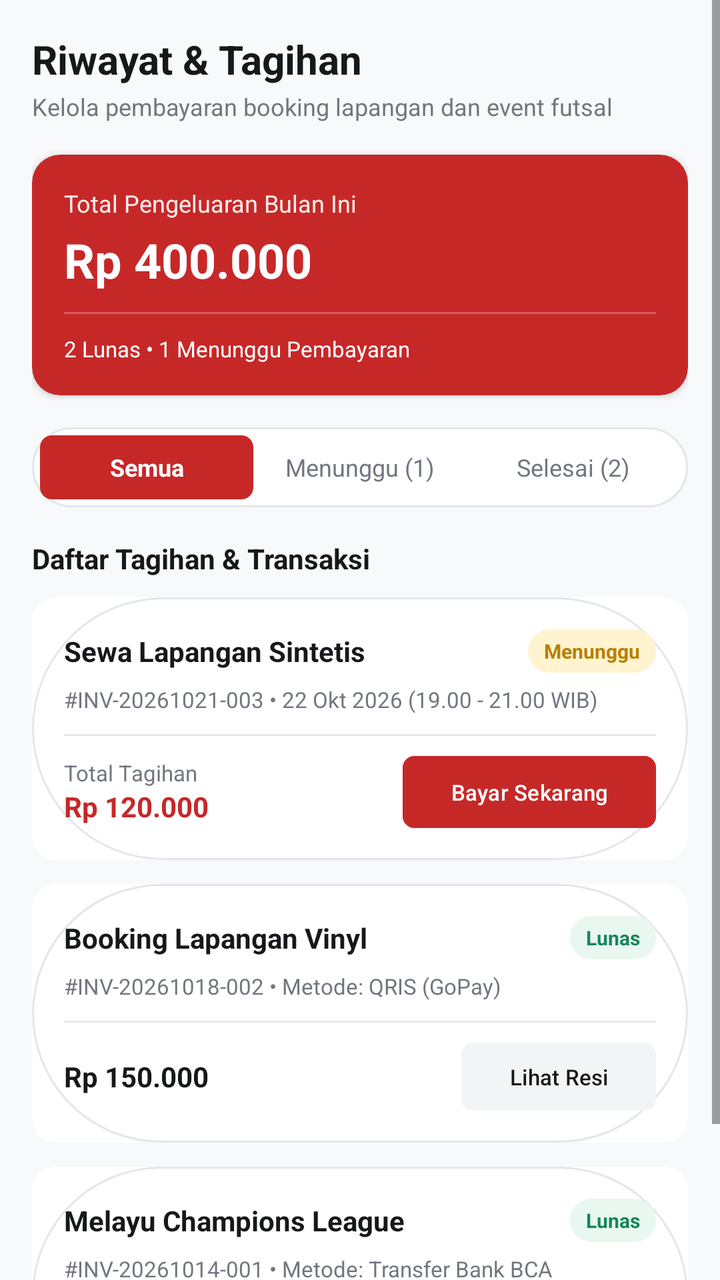
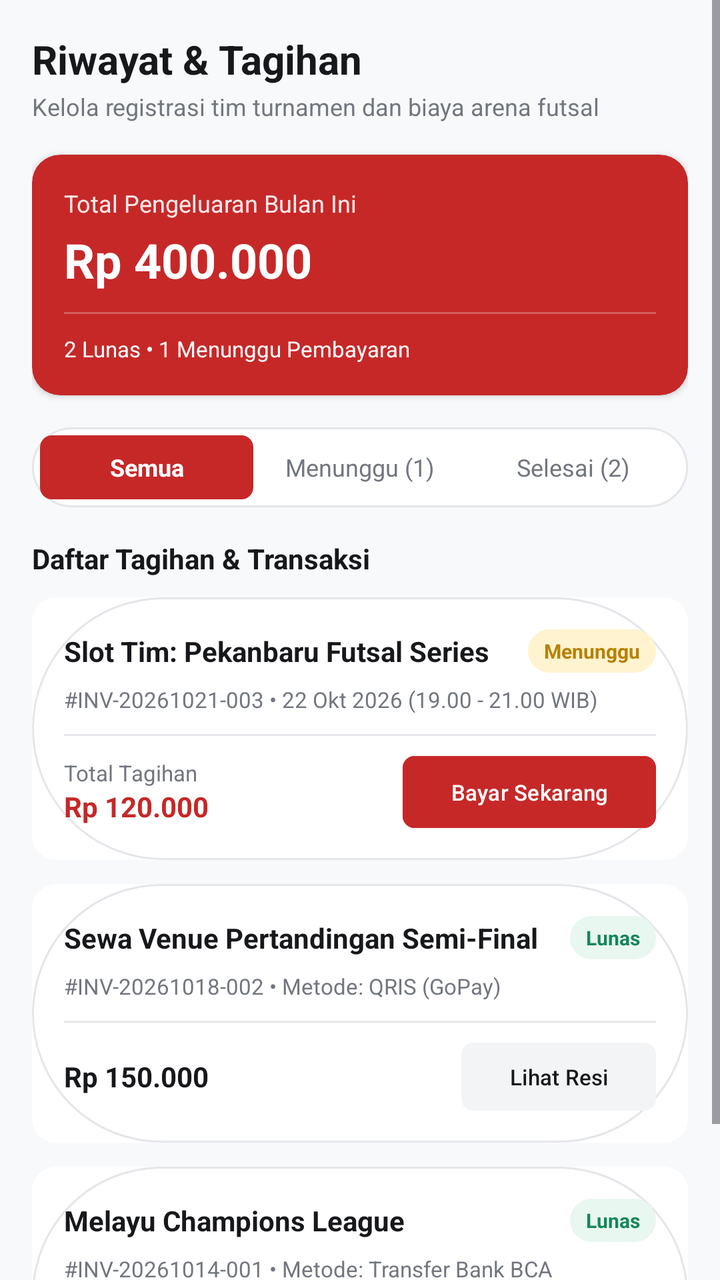

Two renders of the same Android screen: before a commit and after it. Below are the layout's source before the change and the commit's diff.
<!-- AndroidManifest.xml: application theme Theme.Afnmomogi -->
<!-- res/layout/fragment_pembayaran.xml -->
<?xml version="1.0" encoding="utf-8"?>
<FrameLayout xmlns:android="http://schemas.android.com/apk/res/android"
    xmlns:app="http://schemas.android.com/apk/res-auto"
    xmlns:tools="http://schemas.android.com/tools"
    android:layout_width="match_parent"
    android:layout_height="match_parent"
    android:background="#F8F9FA"
    tools:context=".PembayaranFragment">

    <ScrollView
        android:layout_width="match_parent"
        android:layout_height="match_parent">

        <LinearLayout
            android:layout_width="match_parent"
            android:layout_height="wrap_content"
            android:orientation="vertical"
            android:padding="16dp">

            
            <TextView
                android:layout_width="wrap_content"
                android:layout_height="wrap_content"
                android:text="Riwayat &amp; Tagihan"
                android:textSize="20sp"
                android:textStyle="bold"
                android:textColor="#17181B" />

            <TextView
                android:layout_width="wrap_content"
                android:layout_height="wrap_content"
                android:text="Kelola pembayaran booking lapangan dan event futsal"
                android:textSize="12sp"
                android:textColor="#72767F"
                android:layout_marginTop="2dp" />

            
            <androidx.cardview.widget.CardView
                android:layout_width="match_parent"
                android:layout_height="wrap_content"
                android:layout_marginTop="16dp"
                app:cardCornerRadius="14dp"
                app:cardElevation="2dp"
                app:cardBackgroundColor="#C62828">

                <LinearLayout
                    android:layout_width="match_parent"
                    android:layout_height="wrap_content"
                    android:orientation="vertical"
                    android:padding="16dp">

                    <TextView
                        android:layout_width="wrap_content"
                        android:layout_height="wrap_content"
                        android:text="Total Pengeluaran Bulan Ini"
                        android:textColor="#FFEAEA"
                        android:textSize="12sp" />

                    <TextView
                        android:id="@+id/tvTotalBayar"
                        android:layout_width="wrap_content"
                        android:layout_height="wrap_content"
                        android:text="Rp 400.000"
                        android:textColor="#FFFFFF"
                        android:textSize="24sp"
                        android:textStyle="bold"
                        android:layout_marginTop="4dp" />

                    <View
                        android:layout_width="match_parent"
                        android:layout_height="1dp"
                        android:background="#40FFFFFF"
                        android:layout_marginVertical="10dp" />

                    <TextView
                        android:layout_width="wrap_content"
                        android:layout_height="wrap_content"
                        android:text="2 Lunas • 1 Menunggu Pembayaran"
                        android:textColor="#FFFFFF"
                        android:textSize="11sp" />
                </LinearLayout>
            </androidx.cardview.widget.CardView>

            
            <LinearLayout
                android:layout_width="match_parent"
                android:layout_height="wrap_content"
                android:orientation="horizontal"
                android:background="@drawable/rounded_border"
                android:padding="4dp"
                android:layout_marginTop="16dp">

                <TextView
                    android:layout_width="0dp"
                    android:layout_weight="1"
                    android:layout_height="32dp"
                    android:text="Semua"
                    android:gravity="center"
                    android:background="@drawable/red_tab_bg"
                    android:textColor="#FFFFFF"
                    android:textSize="12sp"
                    android:textStyle="bold" />

                <TextView
                    android:layout_width="0dp"
                    android:layout_weight="1"
                    android:layout_height="32dp"
                    android:text="Menunggu (1)"
                    android:gravity="center"
                    android:textColor="#72767F"
                    android:textSize="12sp" />

                <TextView
                    android:layout_width="0dp"
                    android:layout_weight="1"
                    android:layout_height="32dp"
                    android:text="Selesai (2)"
                    android:gravity="center"
                    android:textColor="#72767F"
                    android:textSize="12sp" />
            </LinearLayout>

            <TextView
                android:layout_width="wrap_content"
                android:layout_height="wrap_content"
                android:text="Daftar Tagihan &amp; Transaksi"
                android:textSize="14sp"
                android:textStyle="bold"
                android:textColor="#17181B"
                android:layout_marginTop="16dp" />

            
            <androidx.cardview.widget.CardView
                android:layout_width="match_parent"
                android:layout_height="wrap_content"
                android:layout_marginTop="10dp"
                app:cardCornerRadius="12dp"
                app:cardElevation="0dp">

                <LinearLayout
                    android:layout_width="match_parent"
                    android:layout_height="wrap_content"
                    android:orientation="vertical"
                    android:background="@drawable/rounded_border"
                    android:padding="16dp">

                    <LinearLayout
                        android:layout_width="match_parent"
                        android:layout_height="wrap_content"
                        android:orientation="horizontal"
                        android:gravity="center_vertical">

                        <TextView
                            android:layout_width="0dp"
                            android:layout_weight="1"
                            android:layout_height="wrap_content"
                            android:text="Sewa Lapangan Sintetis"
                            android:textColor="#17181B"
                            android:textStyle="bold"
                            android:textSize="14sp" />

                        <TextView
                            android:layout_width="wrap_content"
                            android:layout_height="wrap_content"
                            android:text="Menunggu"
                            android:background="@drawable/status_chip_bg"
                            android:textColor="#B78103"
                            android:paddingHorizontal="8dp"
                            android:paddingVertical="4dp"
                            android:textSize="10sp"
                            android:textStyle="bold" />
                    </LinearLayout>

                    <TextView
                        android:layout_width="wrap_content"
                        android:layout_height="wrap_content"
                        android:text="#INV-20261021-003 • 22 Okt 2026 (19.00 - 21.00 WIB)"
                        android:textSize="11sp"
                        android:textColor="#72767F"
                        android:layout_marginTop="6dp" />

                    <View
                        android:layout_width="match_parent"
                        android:layout_height="1dp"
                        android:background="#E5E7EB"
                        android:layout_marginVertical="10dp" />

                    <LinearLayout
                        android:layout_width="match_parent"
                        android:layout_height="wrap_content"
                        android:orientation="horizontal"
                        android:gravity="center_vertical">

                        <LinearLayout
                            android:layout_width="0dp"
                            android:layout_weight="1"
                            android:layout_height="wrap_content"
                            android:orientation="vertical">

                            <TextView
                                android:layout_width="wrap_content"
                                android:layout_height="wrap_content"
                                android:text="Total Tagihan"
                                android:textSize="11sp"
                                android:textColor="#72767F" />

                            <TextView
                                android:layout_width="wrap_content"
                                android:layout_height="wrap_content"
                                android:text="Rp 120.000"
                                android:textSize="14sp"
                                android:textColor="#C62828"
                                android:textStyle="bold" />
                        </LinearLayout>

                        <Button
                            android:id="@+id/btnBayarSekarang"
                            android:layout_width="wrap_content"
                            android:layout_height="36dp"
                            android:text="Bayar Sekarang"
                            android:textSize="11sp"
                            android:backgroundTint="#C62828"
                            android:textColor="#FFFFFF"
                            app:cornerRadius="6dp"
                            android:insetTop="0dp"
                            android:insetBottom="0dp" />
                    </LinearLayout>
                </LinearLayout>
            </androidx.cardview.widget.CardView>

            
            <androidx.cardview.widget.CardView
                android:layout_width="match_parent"
                android:layout_height="wrap_content"
                android:layout_marginTop="12dp"
                app:cardCornerRadius="12dp"
                app:cardElevation="0dp">

                <LinearLayout
                    android:layout_width="match_parent"
                    android:layout_height="wrap_content"
                    android:orientation="vertical"
                    android:background="@drawable/rounded_border"
                    android:padding="16dp">

                    <LinearLayout
                        android:layout_width="match_parent"
                        android:layout_height="wrap_content"
                        android:orientation="horizontal"
                        android:gravity="center_vertical">

                        <TextView
                            android:layout_width="0dp"
                            android:layout_weight="1"
                            android:layout_height="wrap_content"
                            android:text="Booking Lapangan Vinyl"
                            android:textColor="#17181B"
                            android:textStyle="bold"
                            android:textSize="14sp" />

                        <TextView
                            android:layout_width="wrap_content"
                            android:layout_height="wrap_content"
                            android:text="Lunas"
                            android:background="@drawable/green_chip_bg"
                            android:textColor="#16865A"
                            android:paddingHorizontal="8dp"
                            android:paddingVertical="4dp"
                            android:textSize="10sp"
                            android:textStyle="bold" />
                    </LinearLayout>

                    <TextView
                        android:layout_width="wrap_content"
                        android:layout_height="wrap_content"
                        android:text="#INV-20261018-002 • Metode: QRIS (GoPay)"
                        android:textSize="11sp"
                        android:textColor="#72767F"
                        android:layout_marginTop="6dp" />

                    <View
                        android:layout_width="match_parent"
                        android:layout_height="1dp"
                        android:background="#E5E7EB"
                        android:layout_marginVertical="10dp" />

                    <LinearLayout
                        android:layout_width="match_parent"
                        android:layout_height="wrap_content"
                        android:orientation="horizontal"
                        android:gravity="center_vertical">

                        <TextView
                            android:layout_width="0dp"
                            android:layout_weight="1"
                            android:layout_height="wrap_content"
                            android:text="Rp 150.000"
                            android:textSize="14sp"
                            android:textColor="#17181B"
                            android:textStyle="bold" />

                        <Button
                            android:id="@+id/btnBukti1"
                            android:layout_width="wrap_content"
                            android:layout_height="34dp"
                            android:text="Lihat Resi"
                            android:textSize="11sp"
                            android:backgroundTint="#F3F4F6"
                            android:textColor="#17181B"
                            app:cornerRadius="6dp"
                            android:insetTop="0dp"
                            android:insetBottom="0dp" />
                    </LinearLayout>
                </LinearLayout>
            </androidx.cardview.widget.CardView>

            
            <androidx.cardview.widget.CardView
                android:layout_width="match_parent"
                android:layout_height="wrap_content"
                android:layout_marginTop="12dp"
                app:cardCornerRadius="12dp"
                app:cardElevation="0dp">

                <LinearLayout
                    android:layout_width="match_parent"
                    android:layout_height="wrap_content"
                    android:orientation="vertical"
                    android:background="@drawable/rounded_border"
                    android:padding="16dp">

                    <LinearLayout
                        android:layout_width="match_parent"
                        android:layout_height="wrap_content"
                        android:orientation="horizontal"
                        android:gravity="center_vertical">

                        <TextView
                            android:layout_width="0dp"
                            android:layout_weight="1"
                            android:layout_height="wrap_content"
                            android:text="Melayu Champions League"
                            android:textColor="#17181B"
                            android:textStyle="bold"
                            android:textSize="14sp" />

                        <TextView
                            android:layout_width="wrap_content"
                            android:layout_height="wrap_content"
                            android:text="Lunas"
                            android:background="@drawable/green_chip_bg"
                            android:textColor="#16865A"
                            android:paddingHorizontal="8dp"
                            android:paddingVertical="4dp"
                            android:textSize="10sp"
                            android:textStyle="bold" />
                    </LinearLayout>

                    <TextView
                        android:layout_width="wrap_content"
                        android:layout_height="wrap_content"
                        android:text="#INV-20261014-001 • Metode: Transfer Bank BCA"
                        android:textSize="11sp"
                        android:textColor="#72767F"
                        android:layout_marginTop="6dp" />

                    <View
                        android:layout_width="match_parent"
                        android:layout_height="1dp"
                        android:background="#E5E7EB"
                        android:layout_marginVertical="10dp" />

                    <LinearLayout
                        android:layout_width="match_parent"
                        android:layout_height="wrap_content"
                        android:orientation="horizontal"
                        android:gravity="center_vertical">

                        <TextView
                            android:layout_width="0dp"
                            android:layout_weight="1"
                            android:layout_height="wrap_content"
                            android:text="Rp 250.000"
                            android:textSize="14sp"
                            android:textColor="#17181B"
                            android:textStyle="bold" />

                        <Button
                            android:id="@+id/btnBukti2"
                            android:layout_width="wrap_content"
                            android:layout_height="34dp"
                            android:text="Lihat Resi"
                            android:textSize="11sp"
                            android:backgroundTint="#F3F4F6"
                            android:textColor="#17181B"
                            app:cornerRadius="6dp"
                            android:insetTop="0dp"
                            android:insetBottom="0dp" />
                    </LinearLayout>
                </LinearLayout>
            </androidx.cardview.widget.CardView>

        </LinearLayout>
    </ScrollView>

</FrameLayout>
<!-- resources referenced by this layout -->
<resources>
  <!-- drawable green_chip_bg (drawable) -->
  <shape xmlns:android="http://schemas.android.com/apk/res/android">
      <corners android:radius="999dp" />
      <solid android:color="#E8F7F0" />
  </shape>
  <!-- drawable red_tab_bg (drawable) -->
  <shape xmlns:android="http://schemas.android.com/apk/res/android">
      <corners android:radius="6dp" />
      <solid android:color="#C62828" />
  </shape>
  <!-- drawable rounded_border (drawable) -->
  <shape xmlns:android="http://schemas.android.com/apk/res/android">
      <stroke android:width="1dp" android:color="#E4E6EA" />
      <corners android:radius="999dp" />
      <solid android:color="#FFFFFF" />
  </shape>
  <!-- drawable status_chip_bg (drawable) -->
  <shape xmlns:android="http://schemas.android.com/apk/res/android">
      <corners android:radius="999dp" />
      <solid android:color="#FFF3D0" />
  </shape>
  <style name="Theme.Afnmomogi" parent="Base.Theme.Afnmomogi" />
  <style name="Base.Theme.Afnmomogi" parent="Theme.Material3.DayNight.NoActionBar">
          
          
      </style>
</resources>

<!-- the commit's change to res/layout/fragment_pembayaran.xml (unified diff, before → after) -->
@@ -29,7 +29,7 @@
             <TextView
                 android:layout_width="wrap_content"
                 android:layout_height="wrap_content"
-                android:text="Kelola pembayaran booking lapangan dan event futsal"
+                android:text="Kelola registrasi tim turnamen dan biaya arena futsal"
                 android:textSize="12sp"
                 android:textColor="#72767F"
                 android:layout_marginTop="2dp" />
@@ -154,7 +154,7 @@
                             android:layout_width="0dp"
                             android:layout_weight="1"
                             android:layout_height="wrap_content"
-                            android:text="Sewa Lapangan Sintetis"
+                            android:text="Slot Tim: Pekanbaru Futsal Series"
                             android:textColor="#17181B"
                             android:textStyle="bold"
                             android:textSize="14sp" />
@@ -253,7 +253,7 @@
                             android:layout_width="0dp"
                             android:layout_weight="1"
                             android:layout_height="wrap_content"
-                            android:text="Booking Lapangan Vinyl"
+                            android:text="Sewa Venue Pertandingan Semi-Final"
                             android:textColor="#17181B"
                             android:textStyle="bold"
                             android:textSize="14sp" />
